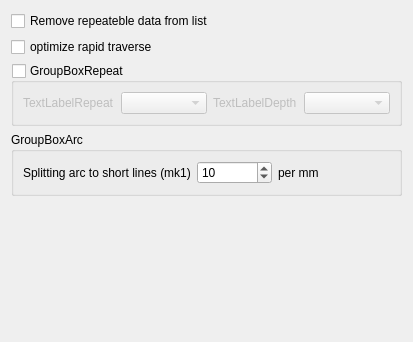
First picture: the form in sources/forms/sParser.ui, repository eduard-x/cnc-qt, before the edit.
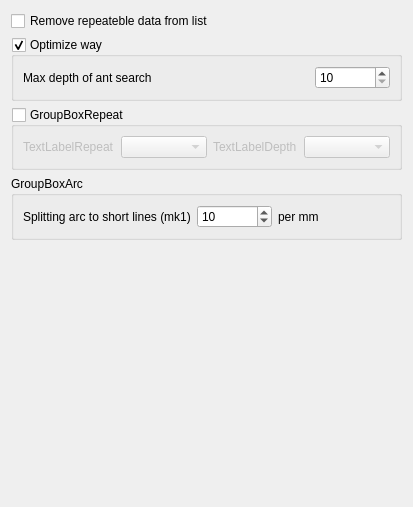
Second picture: the form after the edit.

Commit message: Ant Optionization: max depth option

Patch:
```diff
--- a/sources/forms/sParser.ui
+++ b/sources/forms/sParser.ui
@@ -7,14 +7,14 @@
     <x>0</x>
     <y>0</y>
     <width>413</width>
-    <height>342</height>
+    <height>507</height>
    </rect>
   </property>
   <property name="windowTitle">
    <string>Form</string>
   </property>
-  <layout class="QGridLayout" name="gridLayout">
-   <item row="0" column="0">
+  <layout class="QVBoxLayout" name="verticalLayout">
+   <item>
     <widget class="QCheckBox" name="checkBoxRemove">
      <property name="enabled">
       <bool>true</bool>
@@ -33,20 +33,113 @@
      </property>
     </widget>
    </item>
-   <item row="4" column="0">
-    <spacer name="verticalSpacer_10">
-     <property name="orientation">
-      <enum>Qt::Vertical</enum>
+   <item>
+    <widget class="QGroupBox" name="groupBoxOptimize">
+     <property name="sizePolicy">
+      <sizepolicy hsizetype="MinimumExpanding" vsizetype="Preferred">
+       <horstretch>0</horstretch>
+       <verstretch>0</verstretch>
+      </sizepolicy>
      </property>
-     <property name="sizeHint" stdset="0">
-      <size>
-       <width>20</width>
-       <height>230</height>
-      </size>
+     <property name="title">
+      <string>Optimize way</string>
      </property>
-    </spacer>
+     <property name="checkable">
+      <bool>true</bool>
+     </property>
+     <layout class="QGridLayout" name="gridLayout">
+      <item row="0" column="0">
+       <widget class="QLabel" name="labelMaxDepthAnt">
+        <property name="sizePolicy">
+         <sizepolicy hsizetype="Preferred" vsizetype="Preferred">
+          <horstretch>0</horstretch>
+          <verstretch>0</verstretch>
+         </sizepolicy>
+        </property>
+        <property name="text">
+         <string>Max depth of ant search</string>
+        </property>
+       </widget>
+      </item>
+      <item row="0" column="1">
+       <widget class="QSpinBox" name="spinBoxMaxDepth">
+        <property name="sizePolicy">
+         <sizepolicy hsizetype="Preferred" vsizetype="Fixed">
+          <horstretch>0</horstretch>
+          <verstretch>0</verstretch>
+         </sizepolicy>
+        </property>
+        <property name="maximumSize">
+         <size>
+          <width>75</width>
+          <height>16777215</height>
+         </size>
+        </property>
+        <property name="minimum">
+         <number>10</number>
+        </property>
+        <property name="maximum">
+         <number>50</number>
+        </property>
+        <property name="singleStep">
+         <number>5</number>
+        </property>
+       </widget>
+      </item>
+     </layout>
+    </widget>
    </item>
-   <item row="3" column="0">
+   <item>
+    <widget class="QGroupBox" name="groupBoxRepeat">
+     <property name="sizePolicy">
+      <sizepolicy hsizetype="MinimumExpanding" vsizetype="Minimum">
+       <horstretch>0</horstretch>
+       <verstretch>0</verstretch>
+      </sizepolicy>
+     </property>
+     <property name="accessibleDescription">
+      <string notr="true"/>
+     </property>
+     <property name="title">
+      <string>GroupBoxRepeat</string>
+     </property>
+     <property name="checkable">
+      <bool>true</bool>
+     </property>
+     <property name="checked">
+      <bool>false</bool>
+     </property>
+     <layout class="QGridLayout" name="gridLayout_2">
+      <item row="0" column="0">
+       <widget class="QLabel" name="labelRepeat">
+        <property name="accessibleDescription">
+         <string notr="true"/>
+        </property>
+        <property name="text">
+         <string>TextLabelRepeat</string>
+        </property>
+       </widget>
+      </item>
+      <item row="0" column="1">
+       <widget class="QComboBox" name="comboBoxTimes"/>
+      </item>
+      <item row="0" column="2">
+       <widget class="QLabel" name="labelDepth">
+        <property name="accessibleDescription">
+         <string notr="true"/>
+        </property>
+        <property name="text">
+         <string>TextLabelDepth</string>
+        </property>
+       </widget>
+      </item>
+      <item row="0" column="3">
+       <widget class="QComboBox" name="comboBoxDepth"/>
+      </item>
+     </layout>
+    </widget>
+   </item>
+   <item>
     <widget class="QGroupBox" name="groupBoxArc">
      <property name="sizePolicy">
       <sizepolicy hsizetype="MinimumExpanding" vsizetype="Minimum">
@@ -122,74 +215,21 @@
      </layout>
     </widget>
    </item>
-   <item row="1" column="0">
-    <widget class="QCheckBox" name="checkBoxOptimize">
-     <property name="enabled">
-      <bool>true</bool>
+   <item>
+    <spacer name="verticalSpacer_10">
+     <property name="orientation">
+      <enum>Qt::Vertical</enum>
      </property>
-     <property name="sizePolicy">
-      <sizepolicy hsizetype="MinimumExpanding" vsizetype="Fixed">
-       <horstretch>0</horstretch>
-       <verstretch>0</verstretch>
-      </sizepolicy>
+     <property name="sizeType">
+      <enum>QSizePolicy::MinimumExpanding</enum>
      </property>
-     <property name="accessibleDescription">
-      <string notr="true"/>
+     <property name="sizeHint" stdset="0">
+      <size>
+       <width>20</width>
+       <height>230</height>
+      </size>
      </property>
-     <property name="text">
-      <string>optimize rapid traverse</string>
-     </property>
-    </widget>
-   </item>
-   <item row="2" column="0">
-    <widget class="QGroupBox" name="groupBoxRepeat">
-     <property name="sizePolicy">
-      <sizepolicy hsizetype="MinimumExpanding" vsizetype="Minimum">
-       <horstretch>0</horstretch>
-       <verstretch>0</verstretch>
-      </sizepolicy>
-     </property>
-     <property name="accessibleDescription">
-      <string notr="true"/>
-     </property>
-     <property name="title">
-      <string>GroupBoxRepeat</string>
-     </property>
-     <property name="checkable">
-      <bool>true</bool>
-     </property>
-     <property name="checked">
-      <bool>false</bool>
-     </property>
-     <layout class="QGridLayout" name="gridLayout_2">
-      <item row="0" column="0">
-       <widget class="QLabel" name="labelRepeat">
-        <property name="accessibleDescription">
-         <string notr="true"/>
-        </property>
-        <property name="text">
-         <string>TextLabelRepeat</string>
-        </property>
-       </widget>
-      </item>
-      <item row="0" column="1">
-       <widget class="QComboBox" name="comboBoxTimes"/>
-      </item>
-      <item row="0" column="2">
-       <widget class="QLabel" name="labelDepth">
-        <property name="accessibleDescription">
-         <string notr="true"/>
-        </property>
-        <property name="text">
-         <string>TextLabelDepth</string>
-        </property>
-       </widget>
-      </item>
-      <item row="0" column="3">
-       <widget class="QComboBox" name="comboBoxDepth"/>
-      </item>
-     </layout>
-    </widget>
+    </spacer>
    </item>
   </layout>
  </widget>
```
The commit also changes 19 other files.
